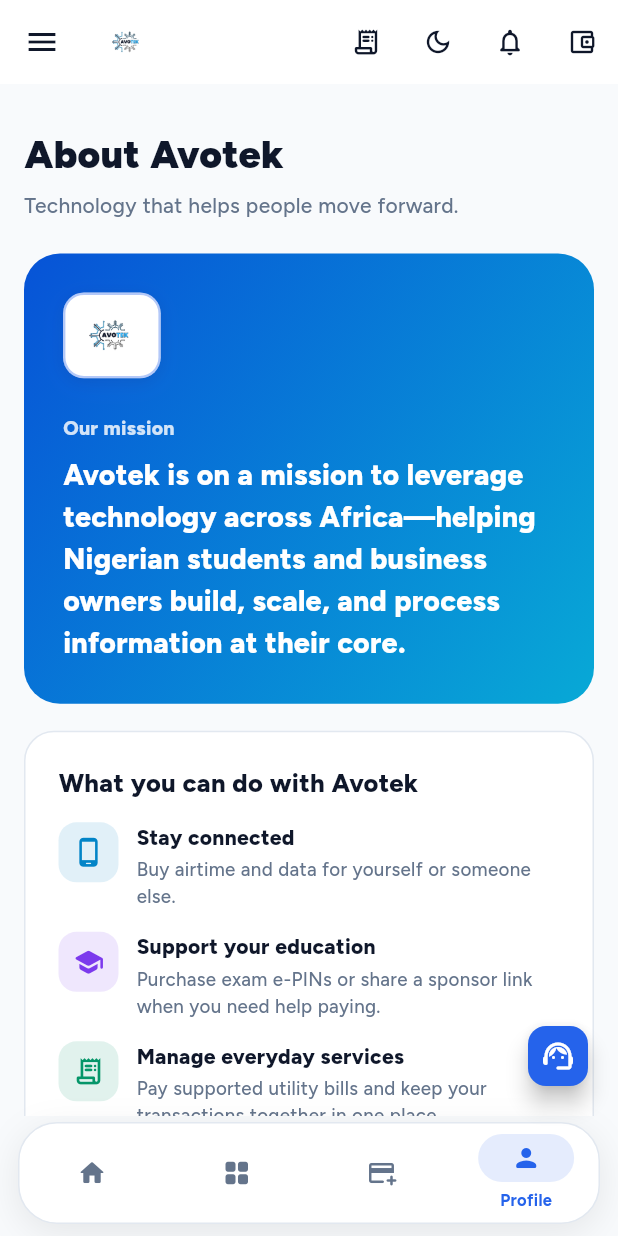
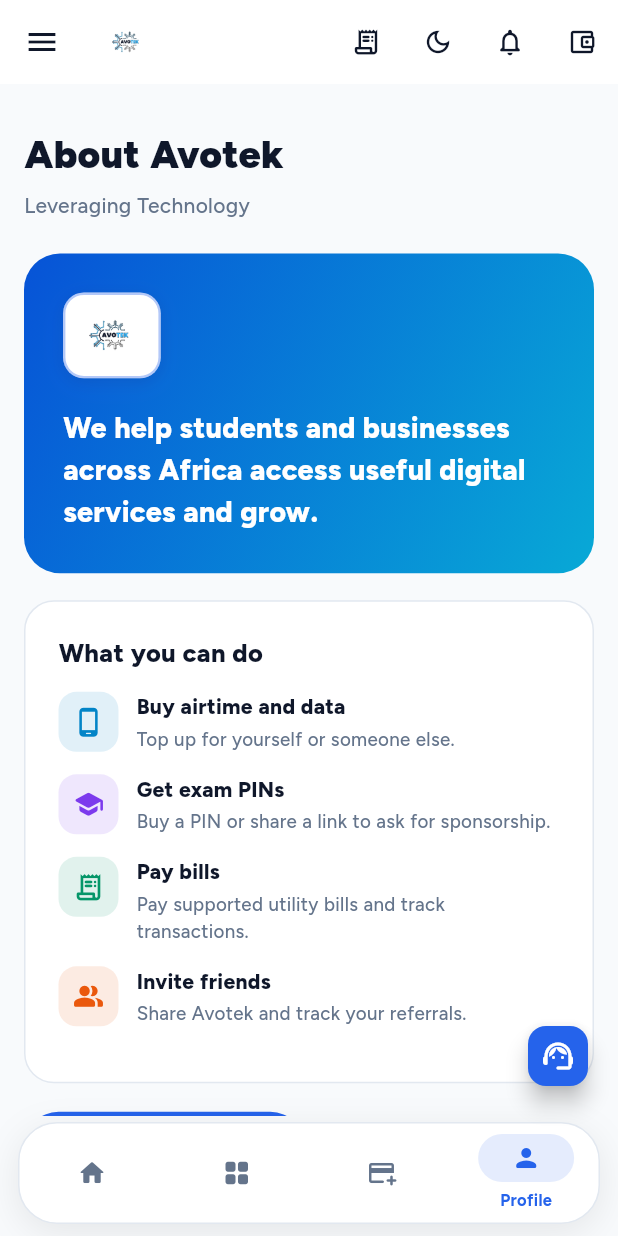
Before and after one commit to Adevictorolu/Avotek, a Flutter app: the AboutScreen screen opened by its route, on a phone screen of 412 x 824 dp. Run offline on Flutter 3.47's test engine with Material 3 defaults, Android fonts, the phone set to English and light mode, and no system bars; our stand-ins replace file_picker, go_router, google_fonts, google_sign_in, local_auth, pdf and 3 more; missing offline and left inert: dart:html; accounts and stored records are empty; network calls fail.

Commit message:
fix: simplify About settings and page copy
Use a neutral About entry in Settings and make the About page mission and service descriptions concise.

Co-authored-by: Copilot <223556219+Copilot@users.noreply.github.com>

```diff
--- a/avotek/avotek_flutter/lib/screens/about/about_screen.dart
+++ b/avotek/avotek_flutter/lib/screens/about/about_screen.dart
@@ -39,7 +39,7 @@ class AboutScreen extends StatelessWidget {
                   ),
                   const SizedBox(height: 6),
                   Text(
-                    'Technology that helps people move forward.',
+                    'Leveraging Technology',
                     style: GoogleFonts.figtree(fontSize: 14, color: muted),
                   ),
                   const SizedBox(height: 22),
@@ -63,18 +63,9 @@ class AboutScreen extends StatelessWidget {
                           hasFrame: true,
                           borderRadius: 14,
                         ),
-                        const SizedBox(height: 24),
+                        const SizedBox(height: 20),
                         Text(
-                          'Our mission',
-                          style: GoogleFonts.figtree(
-                            fontSize: 13,
-                            fontWeight: FontWeight.w800,
-                            color: Colors.white.withValues(alpha: 0.82),
-                          ),
-                        ),
-                        const SizedBox(height: 8),
-                        Text(
-                          'Avotek is on a mission to leverage technology across Africa—helping Nigerian students and business owners build, scale, and process information at their core.',
+                          'We help students and businesses across Africa access useful digital services and grow.',
                           style: GoogleFonts.figtree(
                             fontSize: 19,
                             height: 1.45,
@@ -102,7 +93,7 @@ class AboutScreen extends StatelessWidget {
                       crossAxisAlignment: CrossAxisAlignment.start,
                       children: [
                         Text(
-                          'What you can do with Avotek',
+                          'What you can do',
                           style: GoogleFonts.figtree(
                             fontSize: 17,
                             fontWeight: FontWeight.w800,
@@ -112,40 +103,29 @@ class AboutScreen extends StatelessWidget {
                         const SizedBox(height: 14),
                         _AboutFeature(
                           icon: Icons.phone_android_rounded,
-                          title: 'Stay connected',
-                          description:
-                              'Buy airtime and data for yourself or someone else.',
+                          title: 'Buy airtime and data',
+                          description: 'Top up for yourself or someone else.',
                           color: const Color(0xFF0284C7),
                         ),
                         _AboutFeature(
                           icon: Icons.school_rounded,
-                          title: 'Support your education',
+                          title: 'Get exam PINs',
                           description:
-                              'Purchase exam e-PINs or share a sponsor link when you need help paying.',
+                              'Buy a PIN or share a link to ask for sponsorship.',
                           color: const Color(0xFF7C3AED),
                         ),
                         _AboutFeature(
                           icon: Icons.receipt_long_rounded,
-                          title: 'Manage everyday services',
+                          title: 'Pay bills',
                           description:
-                              'Pay supported utility bills and keep your transactions together in one place.',
+                              'Pay supported utility bills and track transactions.',
                           color: const Color(0xFF059669),
                         ),
                         _AboutFeature(
                           icon: Icons.people_alt_rounded,
-                          title: 'Grow through referrals',
-                          description:
-                              'Invite others to Avotek and follow your referral activity.',
+                          title: 'Invite friends',
+                          description: 'Share Avotek and track your referrals.',
                           color: const Color(0xFFEA580C),
-                        ),
-                        const SizedBox(height: 10),
-                        Text(
-                          'We aim to make useful digital services clear, accessible, and dependable for the people and businesses that rely on them.',
-                          style: GoogleFonts.figtree(
-                            fontSize: 13,
-                            height: 1.55,
-                            color: muted,
-                          ),
                         ),
                       ],
                     ),
--- a/avotek/avotek_flutter/lib/screens/settings/settings_screen.dart
+++ b/avotek/avotek_flutter/lib/screens/settings/settings_screen.dart
@@ -165,11 +165,26 @@ class _SettingsScreenState extends State<SettingsScreen> {
   void _showServiceGuide() {
     final isDark = Theme.of(context).brightness == Brightness.dark;
     const faqs = <(String, String)>[
-      ('Which services can I use?', 'Buy airtime and data, pay supported electricity and cable bills, purchase exam e-PINs, and explore other services in Services.'),
-      ('How can I fund my wallet?', 'Open Fund Wallet and follow the payment or bank-transfer instructions. Your balance updates after payment is confirmed.'),
-      ('Where can I find a receipt or exam PIN?', 'Open Transactions and select a completed purchase to view its receipt and any available PIN or token.'),
-      ('Can someone sponsor my exam PIN?', 'Open Exam PINs and use the sponsor-link option to share a payment link with the person helping you.'),
-      ('What if my transaction is pending?', 'Check Transactions for updates. If it remains pending, contact support with the transaction reference before retrying.'),
+      (
+        'Which services can I use?',
+        'Buy airtime and data, pay supported electricity and cable bills, purchase exam e-PINs, and explore other services in Services.',
+      ),
+      (
+        'How can I fund my wallet?',
+        'Open Fund Wallet and follow the payment or bank-transfer instructions. Your balance updates after payment is confirmed.',
+      ),
+      (
+        'Where can I find a receipt or exam PIN?',
+        'Open Transactions and select a completed purchase to view its receipt and any available PIN or token.',
+      ),
+      (
+        'Can someone sponsor my exam PIN?',
+        'Open Exam PINs and use the sponsor-link option to share a payment link with the person helping you.',
+      ),
+      (
+        'What if my transaction is pending?',
+        'Check Transactions for updates. If it remains pending, contact support with the transaction reference before retrying.',
+      ),
     ];
 
     showModalBottomSheet<void>(
@@ -197,12 +212,18 @@ class _SettingsScreenState extends State<SettingsScreen> {
                 const SizedBox(height: 16),
                 Row(
                   children: [
-                    const Icon(Icons.support_agent_rounded, color: AppColors.primaryBlue),
+                    const Icon(
+                      Icons.support_agent_rounded,
+                      color: AppColors.primaryBlue,
+                    ),
                     const SizedBox(width: 10),
                     Expanded(
                       child: Text(
                         'FAQs & Service Guide',
-                        style: GoogleFonts.figtree(fontSize: 19, fontWeight: FontWeight.w800),
+                        style: GoogleFonts.figtree(
+                          fontSize: 19,
+                          fontWeight: FontWeight.w800,
+                        ),
                       ),
                     ),
                     IconButton(
@@ -218,7 +239,9 @@ class _SettingsScreenState extends State<SettingsScreen> {
                     'Helpful answers for using Avotek.',
                     style: GoogleFonts.figtree(
                       fontSize: 13,
-                      color: isDark ? AppColors.metallicLight : AppColors.slateGrey,
+                      color: isDark
+                          ? AppColors.metallicLight
+                          : AppColors.slateGrey,
                     ),
                   ),
                 ),
@@ -230,7 +253,13 @@ class _SettingsScreenState extends State<SettingsScreen> {
                         ExpansionTile(
                           tilePadding: EdgeInsets.zero,
                           childrenPadding: const EdgeInsets.only(bottom: 12),
-                          title: Text(faq.$1, style: GoogleFonts.figtree(fontSize: 14, fontWeight: FontWeight.w700)),
+                          title: Text(
+                            faq.$1,
+                            style: GoogleFonts.figtree(
+                              fontSize: 14,
+                              fontWeight: FontWeight.w700,
+                            ),
+                          ),
                           children: [
                             Align(
                               alignment: Alignment.centerLeft,
@@ -239,7 +268,9 @@ class _SettingsScreenState extends State<SettingsScreen> {
                                 style: GoogleFonts.figtree(
                                   fontSize: 13,
                                   height: 1.5,
-                                  color: isDark ? AppColors.metallicLight : AppColors.slateGrey,
+                                  color: isDark
+                                      ? AppColors.metallicLight
+                                      : AppColors.slateGrey,
                                 ),
                               ),
                             ),
@@ -254,12 +285,20 @@ class _SettingsScreenState extends State<SettingsScreen> {
                   child: ElevatedButton.icon(
                     onPressed: () async {
                       final uri = Uri.https('wa.me', '/$_whatsAppSupportNumber', {
-                        'text': 'Hello Avotek Support, I need help with my account.',
+                        'text':
+                            'Hello Avotek Support, I need help with my account.',
                       });
-                      final opened = await launchUrl(uri, mode: LaunchMode.externalApplication);
+                      final opened = await launchUrl(
+                        uri,
+                        mode: LaunchMode.externalApplication,
+                      );
                       if (!opened && sheetContext.mounted) {
                         ScaffoldMessenger.of(sheetContext).showSnackBar(
-                          const SnackBar(content: Text('Could not open WhatsApp. Please try again later.')),
+                          const SnackBar(
+                            content: Text(
+                              'Could not open WhatsApp. Please try again later.',
+                            ),
+                          ),
                         );
                       }
                     },
@@ -2054,11 +2093,11 @@ class _SettingsScreenState extends State<SettingsScreen> {
                       ),
                       _buildDivider(isDark),
                       _buildSettingTile(
-                        icon: Icons.auto_awesome_rounded,
-                        iconColor: AppColors.primaryBlue,
-                        iconBg: AppColors.primaryBlue.withValues(alpha: 0.12),
-                        title: 'About Avotek',
-                        subtitle: 'Our mission and services',
+                        icon: Icons.info_outline_rounded,
+                        iconColor: isDark ? Colors.white70 : Colors.black87,
+                        iconBg: Colors.transparent,
+                        title: 'About',
+                        subtitle: null,
                         trailing: const Icon(
                           Icons.chevron_right_rounded,
                           color: Colors.grey,
```
